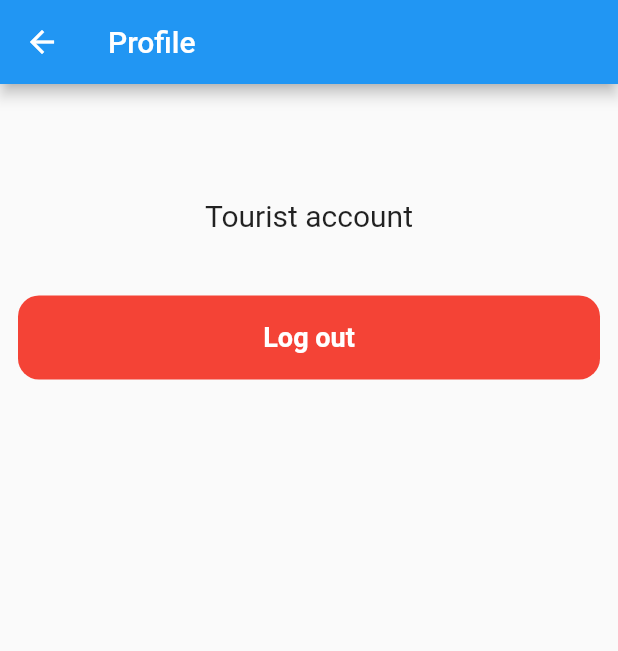
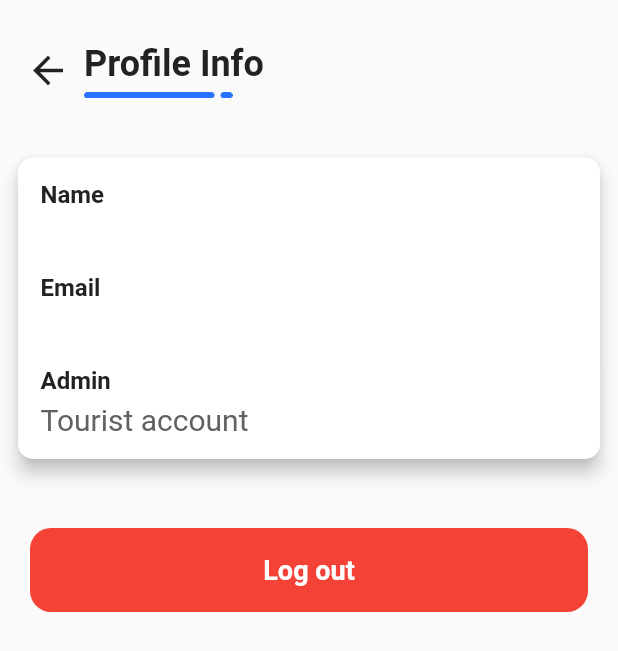
Before and after one commit to Hamas-ur-Rehman/Tourist-Flutter-App, a Flutter app: the Profile screen opened directly with empty values, on a phone screen of 412 x 824 dp. Shown: the top 651 px of the screen. Run offline on Flutter 3.47's test engine with Material 2 defaults, Android fonts, the phone set to English and light mode, and no system bars; our stand-ins replace cloud_firestore, firebase_auth, firebase_core, shared_preferences; accounts and stored records are empty.

Commit message:
profile overhaul

```diff
--- a/lib/views/profile.dart
+++ b/lib/views/profile.dart
@@ -51,28 +51,108 @@ class _ProfileState extends State<Profile> {
   @override
   Widget build(BuildContext context) {
     return Scaffold(
-      appBar: AppBar(
-        title: const Text('Profile'),
+      body: SafeArea(
+        child: Padding(
+          padding: const EdgeInsets.all(8.0),
+          child: Column(
+            crossAxisAlignment: CrossAxisAlignment.start,
+            children: <Widget>[
+              const SizedBox(
+                height: 15,
               ),
-      body: Column(
-        crossAxisAlignment: CrossAxisAlignment.center,
-        children: <Widget>[
+              Row(
+                children: [
+                  IconButton(
+                      splashColor: primaryBlue,
+                      splashRadius: 10,
+                      onPressed: () {
+                        Navigator.pop(context);
+                      },
+                      icon: const Icon(
+                        Icons.arrow_back,
+                        size: 30,
+                      )),
+                  Column(
+                    crossAxisAlignment: CrossAxisAlignment.start,
+                    children: [
+                      Text(
+                        'Profile Info',
+                        style: heading2.copyWith(color: textBlack),
+                      ),
+                      const SizedBox(
+                        height: 5,
+                      ),
+                      Image.asset(
+                        'assets/images/accent.png',
+                        width: 99,
+                        height: 4,
+                      ),
+                    ],
+                  ),
+                ],
+              ),
               const SizedBox(
                 height: 30,
               ),
+              SizedBox(
+                width: double.infinity,
+                child: Card(
+                  shape: RoundedRectangleBorder(
+                      borderRadius: BorderRadius.circular(10)),
+                  elevation: 5,
+                  child: Padding(
+                    padding: const EdgeInsets.all(15.0),
+                    child: Column(
+                      crossAxisAlignment: CrossAxisAlignment.start,
+                      children: <Widget>[
+                        Text(
+                          'Name',
+                          style: heading6.copyWith(color: textBlack),
+                        ),
+                        const SizedBox(
+                          height: 5,
+                        ),
                         Text(
                           name ?? widget.namex,
-            style: TextStyle(fontSize: 20),
+                          style:
+                              TextStyle(fontSize: 20, color: Colors.grey[700]),
+                        ),
+                        const SizedBox(
+                          height: 15,
+                        ),
+                        Text(
+                          'Email',
+                          style: heading6.copyWith(color: textBlack),
+                        ),
+                        const SizedBox(
+                          height: 5,
                         ),
                         Text(
                           email ?? widget.emailx,
-            style: TextStyle(fontSize: 20),
+                          style:
+                              TextStyle(fontSize: 20, color: Colors.grey[700]),
+                        ),
+                        const SizedBox(
+                          height: 15,
+                        ),
+                        Text(
+                          'Admin',
+                          style: heading6.copyWith(color: textBlack),
+                        ),
+                        const SizedBox(
+                          height: 5,
                         ),
                         Text(
                           isAdmin == true || widget.adminx
                               ? 'Business account'
                               : 'Tourist account',
-            style: TextStyle(fontSize: 20),
+                          style:
+                              TextStyle(fontSize: 20, color: Colors.grey[700]),
+                        ),
+                      ],
+                    ),
+                  ),
+                ),
               ),
               const SizedBox(height: 30),
               Padding(
@@ -113,6 +193,8 @@ class _ProfileState extends State<Profile> {
               ),
             ],
           ),
+        ),
+      ),
     );
   }
 }
```
Lines whose indentation alone changed are shown as unchanged.
